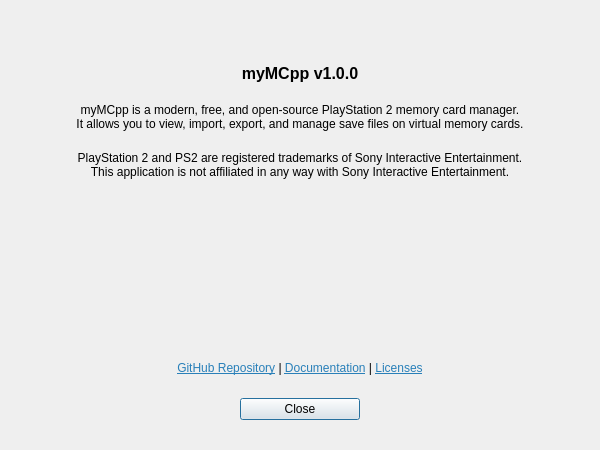
Before: the Qt Designer form src/ui/dialogs/AboutDialog.ui in PCSX2/myMCpp, drawn with Qt 5.
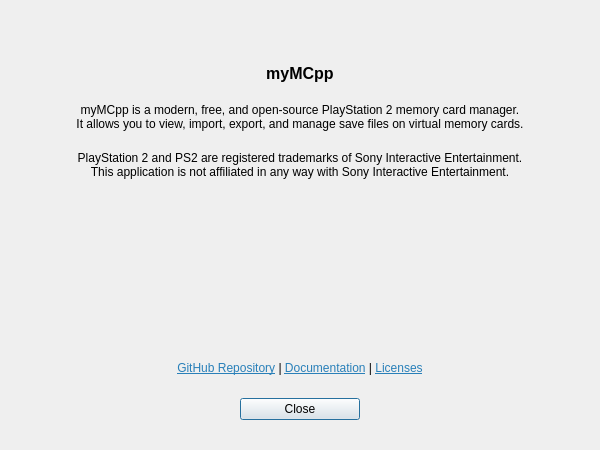
After: the same form once the commit is applied. Icons and pictures are not drawn.

Diff of the .ui file:
```diff
--- a/src/ui/dialogs/AboutDialog.ui
+++ b/src/ui/dialogs/AboutDialog.ui
@@ -52,7 +52,7 @@
       </font>
      </property>
      <property name="text">
-      <string>myMCpp v1.0.0</string>
+      <string>myMCpp</string>
      </property>
      <property name="alignment">
       <set>Qt::AlignCenter</set>
```
